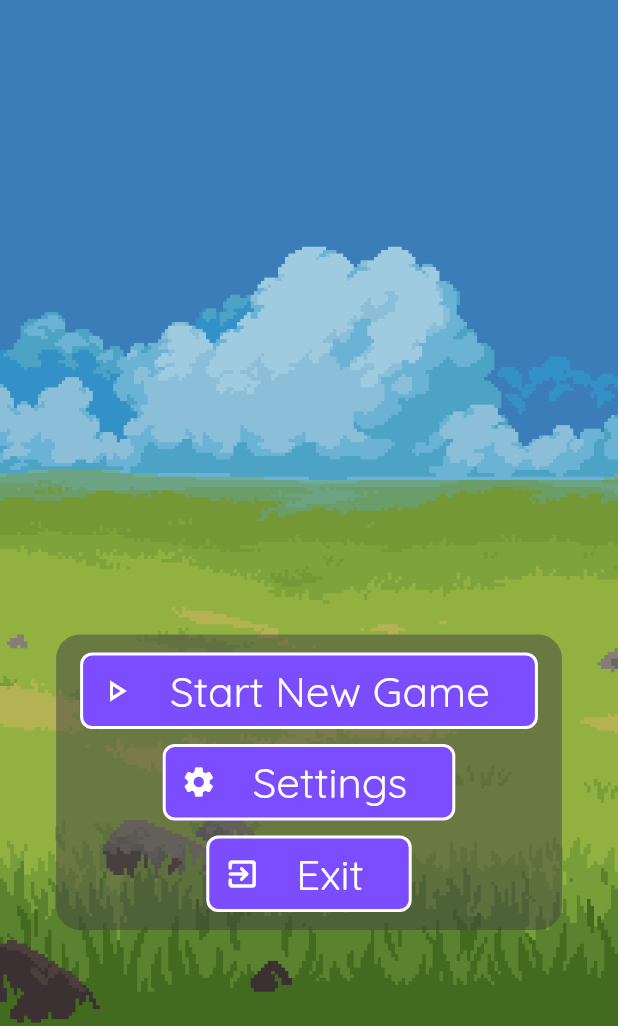
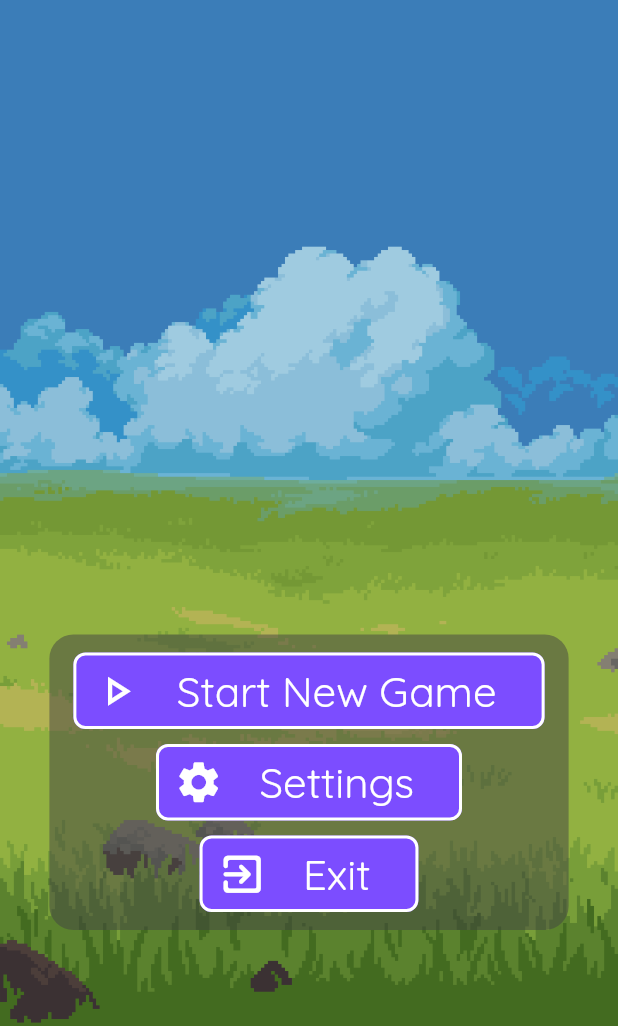
Before and after one commit to berkekaraman99/HorseRace, a Flutter app: the screen it shows after launch, on a phone screen of 412 x 824 dp, the part 210-1236 px from its top. Run offline on Flutter 3.47's test engine with Material 2 defaults, Android fonts, the phone set to English and light mode, and no system bars; drawn by our look-alikes of flutter_animate; our stand-ins replace audioplayers, confetti, easy_localization, shimmer.

Commit message:
Some additional changes

```diff
--- a/lib/main.dart
+++ b/lib/main.dart
@@ -31,8 +31,11 @@ class MyApp extends StatelessWidget {
       locale: context.locale,
       title: AppConstants.APP_NAME,
       theme: context.watch<ThemeNotifier>().currentTheme,
-      home: const MyHomePage(),
+      home: const HomePage(),
       debugShowCheckedModeBanner: false,
     );
   }
 }
+
+
+// AHMET_BERKE_KARAMAN_201141026
--- a/lib/product/model/horse_model.dart
+++ b/lib/product/model/horse_model.dart
@@ -9,7 +9,7 @@ class Horse {
   bool? isFinished;
   int? index;
   Color? color;
-  double? speed = 1.0;
+  int? speed = 1;
   Horse(
       {this.name,
       this.location,
@@ -19,7 +19,7 @@ class Horse {
       this.color});
 
   Future<void> calcuteMove() async {
-    move = Random.secure().nextDouble() * 3 * speed!;
+    move = Random.secure().nextDouble() * 5;
   }
 
   Future<void> updateLocation() async {
@@ -30,11 +30,11 @@ class Horse {
     isFinished = true;
   }
 
-  void changeSpeed(double speed) {
+  void changeSpeed(int speed) {
     this.speed = speed;
   }
 
-  double getSpeed() => speed!;
+  int getSpeed() => speed!;
 
   static List<Horse> horses = [
     Horse(
--- a/lib/product/theme/dark_theme.dart
+++ b/lib/product/theme/dark_theme.dart
@@ -14,10 +14,15 @@ class DarkTheme {
         dialogTheme: const DialogTheme(
             elevation: 0,
             shape: RoundedRectangleBorder(
-                borderRadius: BorderRadius.all(Radius.circular(20.0)))),
+                borderRadius: BorderRadius.all(Radius.circular(16.0)))),
         brightness: Brightness.dark,
         elevatedButtonTheme: ElevatedButtonThemeData(
             style: ElevatedButton.styleFrom(
-                elevation: 0, backgroundColor: Colors.deepPurpleAccent)));
+                elevation: 0, backgroundColor: Colors.deepPurpleAccent)),
+        bottomSheetTheme: const BottomSheetThemeData(
+            backgroundColor: Colors.black,
+            shape: RoundedRectangleBorder(
+                borderRadius:
+                    BorderRadius.vertical(top: Radius.circular(40.0)))));
   }
 }
--- a/lib/product/widget/background_image.dart
+++ b/lib/product/widget/background_image.dart
@@ -1,5 +1,6 @@
 import 'package:flutter/material.dart';
 
+// ARKAPLAN RENGİ
 class BackgroundImage extends StatelessWidget {
   const BackgroundImage({super.key, required this.child});
   final Widget child;
--- a/lib/product/widget/confetti_widget.dart
+++ b/lib/product/widget/confetti_widget.dart
@@ -1,6 +1,6 @@
 part of 'package:flutter_application_final/views/GamePageView/game_page.dart';
 
-// ! confetti widgeti
+// ! confetti widgeti, seçtiginiz at kazandıgı zaman ekranda konfeti parçaları gözükür
 class ConfettiWidgy extends StatelessWidget {
   const ConfettiWidgy(
       {Key? key,
--- a/lib/product/widget/exit_dialog.dart
+++ b/lib/product/widget/exit_dialog.dart
@@ -1,6 +1,4 @@
 //* Çıkış diyalogu
-import 'dart:io';
-
 import 'package:flutter/material.dart';
 import 'package:flutter/services.dart';
 import 'package:flutter_application_final/core/constants/app/app_constants.dart';
--- a/lib/product/widget/horse_winner_list.dart
+++ b/lib/product/widget/horse_winner_list.dart
@@ -3,6 +3,7 @@ import 'package:flutter_application_final/core/constants/app/app_constants.dart'
 import 'package:flutter_application_final/core/constants/image/image_constants.dart';
 import 'package:flutter_application_final/product/model/horse_model.dart';
 
+//Kazanan listesinin yazdırıldıgı sınıf
 // ignore: must_be_immutable
 class WinnerList extends StatelessWidget {
   WinnerList({Key? key, required this.winnerList, this.index})
--- a/lib/product/widget/loading_dialog.dart
+++ b/lib/product/widget/loading_dialog.dart
@@ -5,6 +5,7 @@ import 'package:flutter_application_final/core/extension/context_extension.dart'
 import 'package:flutter_application_final/core/lang/locale_keys.g.dart';
 import 'package:shimmer/shimmer.dart';
 
+// New Game at seçimi yapıldıktan sonra ekranda gözüken yükleniyor diyalogu
 class LoadingDialog extends StatelessWidget {
   const LoadingDialog({
     Key? key,
--- a/lib/views/HomeView/home.dart
+++ b/lib/views/HomeView/home.dart
@@ -9,14 +9,15 @@ import 'package:flutter_application_final/product/widget/exit_dialog.dart';
 import 'package:flutter_application_final/views/NewGameView/new_game.dart';
 import 'package:flutter_application_final/views/SettingsView/settings.dart';
 
-class MyHomePage extends StatefulWidget {
-  const MyHomePage({super.key});
+//* ANASAYFA
+class HomePage extends StatefulWidget {
+  const HomePage({super.key});
 
   @override
-  State<MyHomePage> createState() => _MyHomePageState();
+  State<HomePage> createState() => _HomePageState();
 }
 
-class _MyHomePageState extends State<MyHomePage> {
+class _HomePageState extends State<HomePage> {
   @override
   Widget build(BuildContext context) {
     return Scaffold(
@@ -68,15 +69,22 @@ class _MyHomePageState extends State<MyHomePage> {
                                         width: 2, color: Colors.white)))),
                         onPressed: () {
                           showModalBottomSheet(
-                              backgroundColor: Colors.transparent,
-                              isScrollControlled: true,
+                              isScrollControlled: false,
                               isDismissible: false,
                               context: context,
                               builder: (BuildContext context) {
-                                return const GameBottomSheet();
+                                return MediaQuery(
+                                  data: MediaQueryData.fromWindow(
+                                      WidgetsBinding.instance.window),
+                                  child:
+                                      const SafeArea(child: GameBottomSheet()),
+                                );
                               });
                         },
-                        icon: const Icon(Icons.play_arrow_outlined),
+                        icon: FittedBox(
+                            fit: BoxFit.fitWidth,
+                            child: Icon(Icons.play_arrow_outlined,
+                                size: context.mediumValue)),
                         label: FittedBox(
                           fit: BoxFit.fitWidth,
                           child: Padding(
@@ -106,7 +114,10 @@ class _MyHomePageState extends State<MyHomePage> {
                               MaterialPageRoute(
                                   builder: (context) => const Settings()));
                         },
-                        icon: const Icon(Icons.settings),
+                        icon: FittedBox(
+                            fit: BoxFit.fitWidth,
+                            child: Icon(Icons.settings,
+                                size: context.mediumValue)),
                         label: FittedBox(
                           fit: BoxFit.fitWidth,
                           child: Padding(
@@ -137,7 +148,10 @@ class _MyHomePageState extends State<MyHomePage> {
                                 return const ExitDialog();
                               });
                         },
-                        icon: const Icon(Icons.exit_to_app_rounded),
+                        icon: FittedBox(
+                            fit: BoxFit.fitWidth,
+                            child: Icon(Icons.exit_to_app_rounded,
+                                size: context.mediumValue)),
                         label: FittedBox(
                           fit: BoxFit.fitWidth,
                           child: Padding(
@@ -173,15 +187,8 @@ class GameBottomSheet extends StatefulWidget {
 class _GameBottomSheetState extends State<GameBottomSheet> {
   @override
   Widget build(BuildContext context) {
-    return SafeArea(
-      child: ConstrainedBox(
-        constraints: const BoxConstraints(maxHeight: 700),
-        child: Container(
-          decoration: BoxDecoration(
-              color: context.theme.bottomAppBarColor,
-              borderRadius: const BorderRadius.only(
-                  topLeft: Radius.circular(40.0),
-                  topRight: Radius.circular(40.0))),
+    return ConstrainedBox(
+      constraints: const BoxConstraints(maxHeight: 800),
       child: Padding(
         padding: const EdgeInsets.only(top: 32.0, bottom: 12.0),
         child: Center(
@@ -203,13 +210,12 @@ class _GameBottomSheetState extends State<GameBottomSheet> {
               const NewGame(),
               ElevatedButton.icon(
                   style: ButtonStyle(
-                          shape: MaterialStateProperty.all(
-                              RoundedRectangleBorder(
+                      shape: MaterialStateProperty.all(RoundedRectangleBorder(
                           borderRadius: BorderRadius.circular(99.0),
                           side: const BorderSide(
                               width: 2, color: Colors.transparent)))),
                   onPressed: () => Navigator.pop(context),
-                      icon: const Icon(Icons.arrow_back),
+                  icon: Icon(Icons.arrow_back, size: context.mediumValue),
                   label: Padding(
                     padding: const EdgeInsets.symmetric(
                         vertical: 8.0, horizontal: 16.0),
@@ -222,8 +228,6 @@ class _GameBottomSheetState extends State<GameBottomSheet> {
           ),
         ),
       ),
-        ),
-      ),
     );
   }
 }
--- a/lib/views/NewGameView/new_game.dart
+++ b/lib/views/NewGameView/new_game.dart
@@ -1,12 +1,12 @@
 import 'dart:async';
 import 'package:flutter/material.dart';
-import 'package:flutter/rendering.dart';
 import 'package:flutter_application_final/core/constants/image/image_constants.dart';
 import 'package:flutter_application_final/core/extension/context_extension.dart';
 import 'package:flutter_application_final/product/model/horse_model.dart';
 import 'package:flutter_application_final/product/widget/loading_dialog.dart';
 import 'package:flutter_application_final/views/GamePageView/game_page.dart';
 
+//* AT SEÇİMİNİN YAPILDIGI SAYFA
 class NewGame extends StatefulWidget {
   const NewGame({super.key});
 
@@ -39,7 +39,7 @@ class _NewGameState extends State<NewGame> {
           ConstrainedBox(
             constraints: const BoxConstraints(maxHeight: 150, maxWidth: 200),
             child: PageView.builder(
-                physics: const BouncingScrollPhysics(),
+                physics: const AlwaysScrollableScrollPhysics(),
                 controller: _pageController,
                 itemCount: Horse.horses.length,
                 itemBuilder: (context, index) {
--- a/lib/views/RaceEndView/race_end.dart
+++ b/lib/views/RaceEndView/race_end.dart
@@ -16,6 +16,7 @@ import 'package:flutter_application_final/product/widget/horse_winner_list.dart'
 import 'package:flutter_application_final/views/GamePageView/game_page.dart';
 import 'package:flutter_application_final/views/HomeView/home.dart';
 
+//* OYUN SONU SAYFASI
 class RaceEnd extends StatefulWidget {
   const RaceEnd({super.key, this.selectedHorse});
   final Horse? selectedHorse;
@@ -59,7 +60,7 @@ class _RaceEndState extends State<RaceEnd> {
         },
       );
       _confettiController.play();
-      AudioPlay().playGameWinSound();
+      await AudioPlay().playGameWinSound();
       Timer(const Duration(seconds: 4), (() {
         Navigator.pop(context);
       }));
```
Also changed, not shown: lib/product/theme/light_theme.dart (+7 -2 lines), lib/product/widget/horse_animated_container_widget.dart (renamed from lib/product/widget/horse_widget.dart, +7 -5 lines), lib/product/widget/horse_animated_widget.dart (+4 -6 lines), lib/views/GamePageView/game_page.dart (+21 -19 lines), lib/views/SettingsView/settings.dart (+63 -63 lines). Lines whose indentation alone changed are shown as unchanged.
